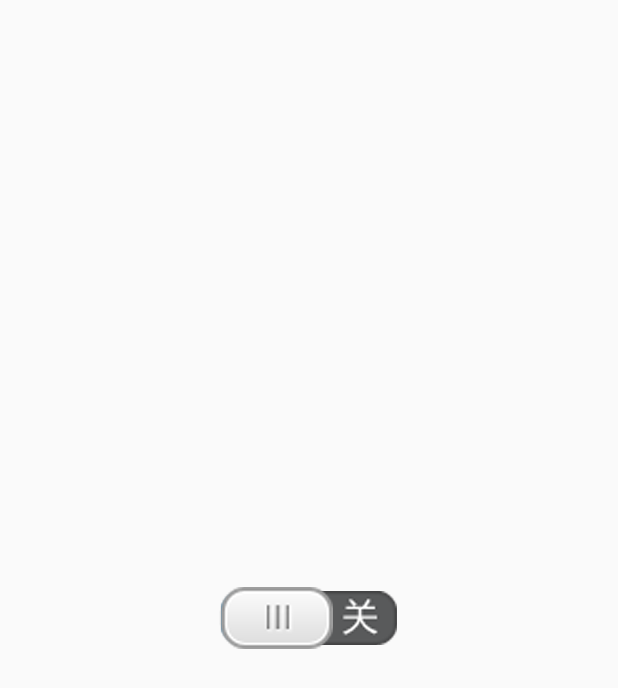
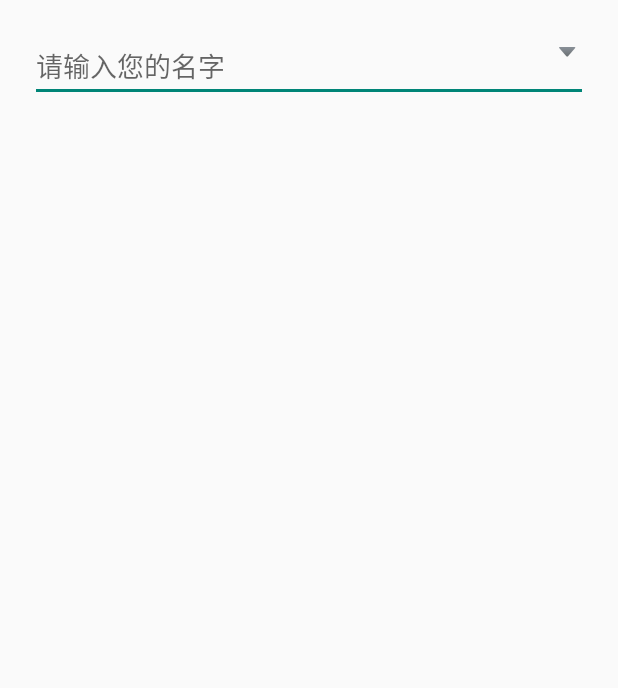
Before and after one commit to caicai0817/CriminalIntent, an Android app: the screen it shows after launch (SwitchButtonActivity before the commit, PopupView after it), on a phone screen of 412 x 824 dp. Shown: the top 688 px of the screen. Run offline under Robolectric (Android 15) with nearby library versions, the light colour scheme and no system bars; our stand-ins replace Volley; libraries missing offline, so code that uses them is left out: com.easemob.chat; 2 statements that could not run were skipped.

Commit message:
popupwindow实现spinner

```diff
--- a/CriminalIntent/app/src/main/AndroidManifest.xml
+++ b/CriminalIntent/app/src/main/AndroidManifest.xml
@@ -58,8 +58,12 @@
             android:theme="@style/AppTheme.NoActionBar">
         </activity>
         <activity
-            android:name=".challenge.SwitchButton.SwitchButtonActivity"
+            android:name=".widget.smartbutton.SwitchButtonActivity"
             android:label="@string/title_activity_switch_button"
+            android:theme="@style/AppTheme.NoActionBar">
+        </activity>
+
+        <activity android:name=".widget.popup.PopupView"
             android:theme="@style/AppTheme.NoActionBar">
             <intent-filter>
                 <action android:name="android.intent.action.MAIN" />
--- /dev/null
+++ b/CriminalIntent/app/src/main/java/com/caicai/criminalintent/widget/popup/PopupView.java
@@ -0,0 +1,118 @@
+package com.caicai.criminalintent.widget.popup;
+
+import android.app.Activity;
+import android.graphics.Color;
+import android.graphics.drawable.ColorDrawable;
+import android.os.Bundle;
+import android.view.View;
+import android.view.ViewGroup;
+import android.widget.AdapterView;
+import android.widget.BaseAdapter;
+import android.widget.EditText;
+import android.widget.ImageView;
+import android.widget.ListView;
+import android.widget.PopupWindow;
+import android.widget.RelativeLayout;
+import android.widget.TextView;
+
+import com.caicai.criminalintent.R;
+
+import java.util.ArrayList;
+
+/**
+ * @Author : caicai
+ * @Time : 2016/7/27 14:37
+ * @Description: 请用一句话描述
+ */
+public class PopupView extends Activity implements View.OnClickListener, AdapterView.OnItemClickListener {
+
+    private EditText popupEt;
+    private ImageView arrowDown;
+    private ListView popListView;
+    private MyAdapter myAdapter;
+    private ArrayList<String> strs = new ArrayList<>();
+    private PopupWindow popupWindow;
+
+    @Override
+    protected void onCreate(Bundle savedInstanceState) {
+        super.onCreate(savedInstanceState);
+        setContentView(R.layout.activity_popup);
+
+        strs.add("靳东");
+        strs.add("李钟硕");
+        strs.add("陈伟霆");
+
+        popupEt = (EditText) findViewById(R.id.popup_et);
+        arrowDown = (ImageView) findViewById(R.id.popup_down);
+        arrowDown.setOnClickListener(this);
+
+        popListView = new ListView(this);
+        myAdapter = new MyAdapter();
+        popListView.setAdapter(myAdapter);
+        popListView.setOnItemClickListener(this);
+    }
+
+    @Override
+    public void onClick(View v) {
+        switch (v.getId()) {
+            case R.id.popup_down:
+                popupWindow = new PopupWindow(popListView, popupEt.getWidth(), RelativeLayout.LayoutParams.WRAP_CONTENT, true);
+                popupWindow.setBackgroundDrawable(new ColorDrawable(Color.GRAY));
+//                popupWindow.showAtLocation(popupEt, Gravity.BOTTOM, 0, 0);
+                popupWindow.showAsDropDown(popupEt);
+        }
+    }
+
+    @Override
+    public void onItemClick(AdapterView<?> parent, View view, int position, long id) {
+        popupEt.setText(strs.get(position));
+        popupWindow.dismiss();
+    }
+
+    class MyAdapter extends BaseAdapter {
+
+        @Override
+        public int getCount() {
+            return strs.size();
+        }
+
+        @Override
+        public Object getItem(int position) {
+            return strs.get(position);
+        }
+
+        @Override
+        public long getItemId(int position) {
+            return position;
+        }
+
+        @Override
+        public View getView(final int position, View convertView, ViewGroup parent) {
+            ViewHolder viewHolder;
+            if (convertView == null) {
+                viewHolder = new ViewHolder();
+                convertView = View.inflate(PopupView.this, R.layout.item_popup, null);
+                viewHolder.itemDelete = (ImageView) convertView.findViewById(R.id.item_delete);
+                viewHolder.name = (TextView) convertView.findViewById(R.id.item_name);
+                convertView.setTag(viewHolder);
+            }else{
+                viewHolder = (ViewHolder) convertView.getTag();
+            }
+
+            viewHolder.name.setText(strs.get(position));
+            viewHolder.itemDelete.setOnClickListener(new View.OnClickListener() {
+                @Override
+                public void onClick(View v) {
+                    strs.remove(position);
+                    myAdapter.notifyDataSetChanged();
+                }
+            });
+            return convertView;
+        }
+    }
+
+    class ViewHolder{
+        ImageView itemDelete;
+        TextView name;
+    }
+}
--- a/CriminalIntent/app/src/main/java/com/caicai/criminalintent/challenge/SwitchButton/CustomSwitchButton.java
+++ b/CriminalIntent/app/src/main/java/com/caicai/criminalintent/widget/smartbutton/CustomSwitchButton.java
@@ -1,4 +1,4 @@
-package com.caicai.criminalintent.challenge.SwitchButton;
+package com.caicai.criminalintent.widget.smartbutton;
 
 import android.annotation.TargetApi;
 import android.content.Context;
--- a/CriminalIntent/app/src/main/java/com/caicai/criminalintent/challenge/SwitchButton/SwitchButtonActivity.java
+++ b/CriminalIntent/app/src/main/java/com/caicai/criminalintent/widget/smartbutton/SwitchButtonActivity.java
@@ -1,4 +1,4 @@
-package com.caicai.criminalintent.challenge.SwitchButton;
+package com.caicai.criminalintent.widget.smartbutton;
 
 import android.os.Bundle;
 import android.support.v7.app.AppCompatActivity;
--- /dev/null
+++ b/CriminalIntent/app/src/main/res/layout/activity_popup.xml
@@ -0,0 +1,21 @@
+<?xml version="1.0" encoding="utf-8"?>
+<RelativeLayout xmlns:android="http://schemas.android.com/apk/res/android"
+    android:layout_width="match_parent"
+    android:layout_height="match_parent"
+    android:layout_margin="20dp"
+    android:orientation="vertical">
+
+    <EditText
+        android:id="@+id/popup_et"
+        android:layout_width="match_parent"
+        android:layout_height="wrap_content"
+        android:hint="请输入您的名字" />
+
+    <ImageView
+        android:id="@+id/popup_down"
+        android:layout_width="wrap_content"
+        android:layout_height="wrap_content"
+        android:layout_alignParentRight="true"
+        android:src="@mipmap/popupdown_arrow" />
+
+</RelativeLayout>
--- a/CriminalIntent/app/src/main/res/layout/activity_switch_button.xml
+++ b/CriminalIntent/app/src/main/res/layout/activity_switch_button.xml
@@ -4,9 +4,9 @@
     android:layout_width="match_parent"
     android:layout_height="match_parent"
     android:fitsSystemWindows="true"
-    tools:context="com.caicai.criminalintent.challenge.SwitchButton.SwitchButtonActivity">
+    tools:context=".widget.smartbutton.SwitchButtonActivity">
 
-    <com.caicai.criminalintent.challenge.SwitchButton.CustomSwitchButton
+    <com.caicai.criminalintent.widget.smartbutton.CustomSwitchButton
         android:layout_width="wrap_content"
         android:layout_height="wrap_content"
         android:layout_centerInParent="true"/>
```
Also changed, not shown: CriminalIntent/app/src/main/res/layout/item_popup.xml (added, +32 -0 lines), CriminalIntent/app/src/main/res/mipmap-hdpi/popup_delete.png (added), CriminalIntent/app/src/main/res/mipmap-hdpi/popup_list_bg.png (added), CriminalIntent/app/src/main/res/mipmap-hdpi/popup_user.png (added), CriminalIntent/app/src/main/res/mipmap-hdpi/popupdown_arrow.png (added).
